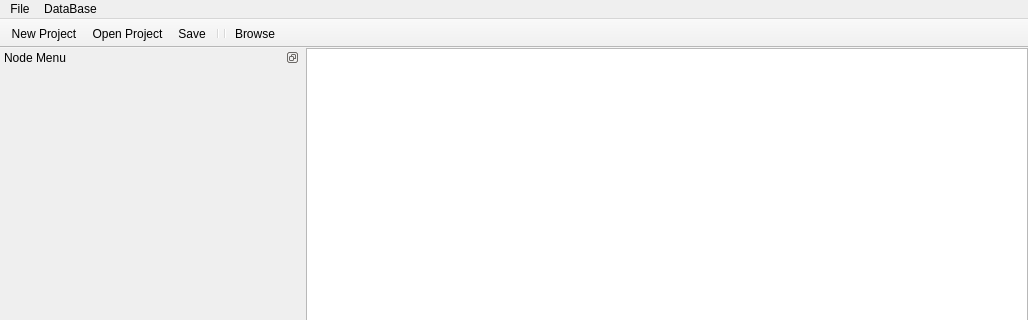
Above: src/mainwindow.ui from Nitnelav/AcousticNode before the change; both pictures show x 0 to 1028 and y 0 to 320 of the 1028 by 800 pixel window. Below: the same form after it.
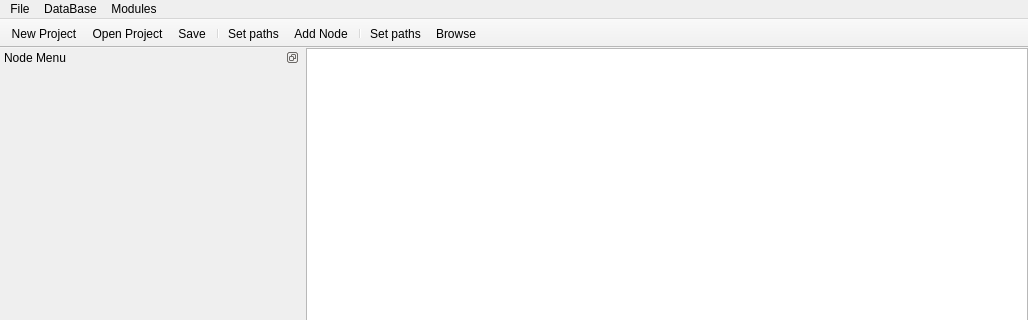
That is the form after the change. Icons and pictures are not drawn. Custom widgets are drawn as their Qt base class.

Commit message: add modules and db path selection dialogs

```diff
--- a/src/mainwindow.ui
+++ b/src/mainwindow.ui
@@ -76,7 +76,7 @@
      <x>0</x>
      <y>0</y>
      <width>1028</width>
-     <height>20</height>
+     <height>21</height>
     </rect>
    </property>
    <widget class="QMenu" name="menuFile">
@@ -105,8 +105,17 @@
     </property>
     <addaction name="actionDBBrowse"/>
    </widget>
+   <widget class="QMenu" name="menuModules">
+    <property name="title">
+     <string>Modules</string>
+    </property>
+    <addaction name="actionModulesSetPaths"/>
+    <addaction name="separator"/>
+    <addaction name="actionAddNode"/>
+   </widget>
    <addaction name="menuFile"/>
    <addaction name="menuDataBase"/>
+   <addaction name="menuModules"/>
   </widget>
   <widget class="QDockWidget" name="dockWidget">
    <property name="sizePolicy">
@@ -199,7 +208,10 @@
    <addaction name="actionOpenProject"/>
    <addaction name="actionSave"/>
    <addaction name="separator"/>
+   <addaction name="actionModulesSetPaths"/>
+   <addaction name="actionAddNode"/>
    <addaction name="separator"/>
+   <addaction name="actionDBSetPaths"/>
    <addaction name="actionDBBrowse"/>
   </widget>
   <action name="actionNewProject">
@@ -309,6 +321,33 @@
     <string>Excel Export...</string>
    </property>
   </action>
+  <action name="actionDBSetPaths">
+   <property name="icon">
+    <iconset resource="../resources/resources.qrc">
+     <normaloff>:/_icons/database-settings.png</normaloff>:/_icons/database-settings.png</iconset>
+   </property>
+   <property name="text">
+    <string>Set paths...</string>
+   </property>
+  </action>
+  <action name="actionModulesSetPaths">
+   <property name="icon">
+    <iconset resource="../resources/resources.qrc">
+     <normaloff>:/_icons/module-settings.png</normaloff>:/_icons/module-settings.png</iconset>
+   </property>
+   <property name="text">
+    <string>Set paths...</string>
+   </property>
+  </action>
+  <action name="actionAddNode">
+   <property name="icon">
+    <iconset resource="../resources/resources.qrc">
+     <normaloff>:/_icons/module-add.png</normaloff>:/_icons/module-add.png</iconset>
+   </property>
+   <property name="text">
+    <string>Add Node</string>
+   </property>
+  </action>
  </widget>
  <layoutdefault spacing="6" margin="11"/>
  <customwidgets>
```
Left out of the diff: 18 changed lines with no effect on the pictures. The commit also changes 24 other files.
